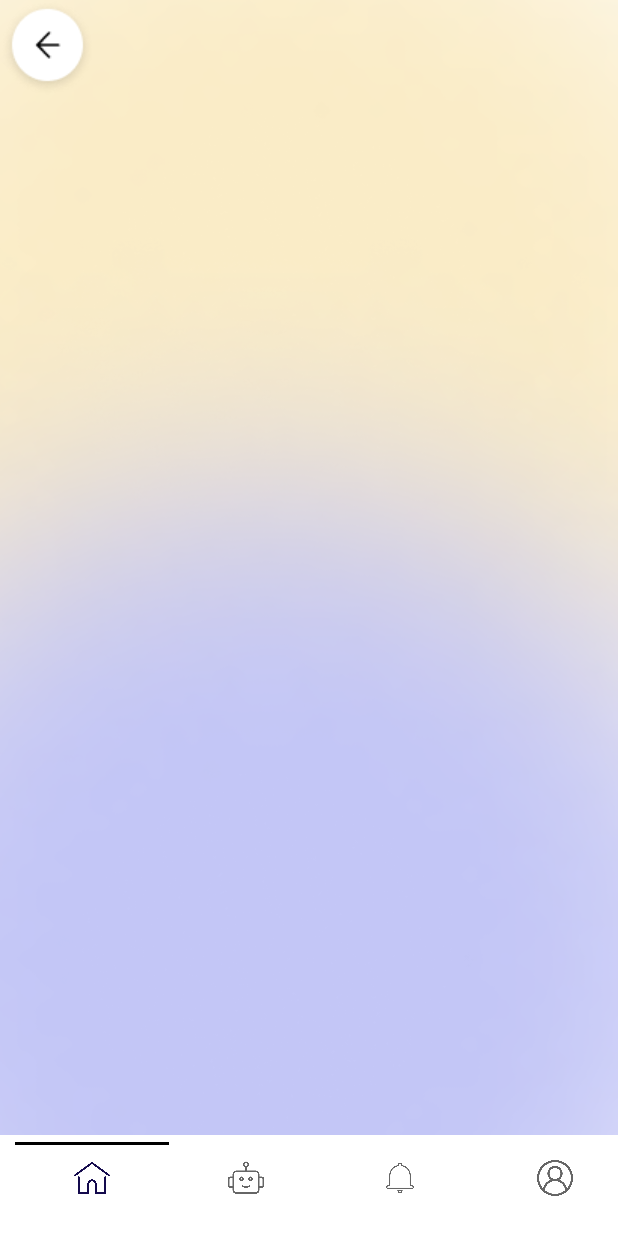
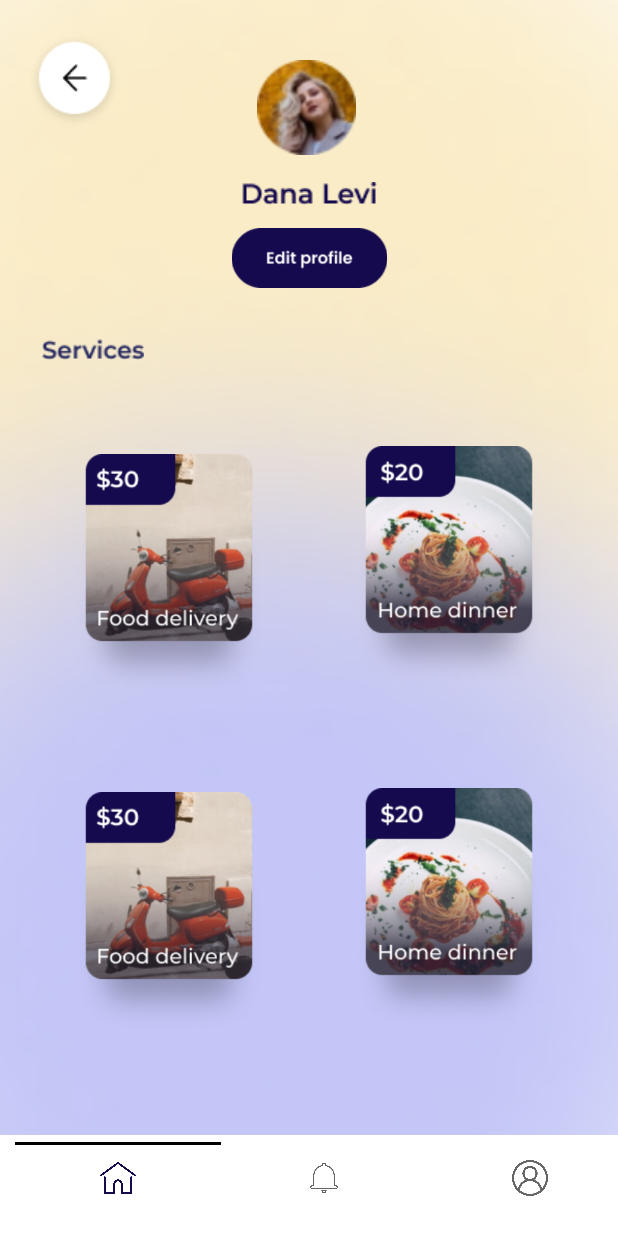
Before and after one commit to Eranda-Abewardhana/Idealize-SkillNet, an Android app: the layout activity_services.xml on its own in the app's theme, with its tools: preview values and no code run, on a phone screen of 412 x 824 dp. Run offline under Robolectric (Android 15) with nearby library versions, the phone set to English and light mode, and no system bars.

Commit message:
update setting page and service page

```diff
--- a/app/src/main/res/layout/activity_services.xml
+++ b/app/src/main/res/layout/activity_services.xml
@@ -28,11 +28,6 @@
         <com.google.android.material.tabs.TabItem
             android:layout_width="wrap_content"
             android:layout_height="wrap_content"
-            android:icon="@drawable/robot" />
-
-        <com.google.android.material.tabs.TabItem
-            android:layout_width="wrap_content"
-            android:layout_height="wrap_content"
             android:icon="@drawable/application" />
 
         <com.google.android.material.tabs.TabItem
@@ -47,8 +42,122 @@
         android:id="@+id/imageView2"
         android:layout_width="wrap_content"
         android:layout_height="wrap_content"
-        app:srcCompat="@drawable/back"
-        tools:layout_editor_absoluteX="17dp"
-        tools:layout_editor_absoluteY="22dp" />
+        android:layout_marginStart="17dp"
+        android:layout_marginTop="22dp"
+        android:layout_marginEnd="10dp"
+        android:layout_marginBottom="148dp"
+        app:layout_constraintBottom_toTopOf="@+id/imageView5"
+        app:layout_constraintEnd_toStartOf="@+id/imageView3"
+        app:layout_constraintStart_toStartOf="parent"
+        app:layout_constraintTop_toTopOf="parent"
+        app:srcCompat="@drawable/back" />
+
+    <ImageView
+        android:id="@+id/imageView3"
+        android:layout_width="74dp"
+        android:layout_height="63dp"
+        android:layout_marginStart="75dp"
+        android:layout_marginTop="40dp"
+        android:layout_marginEnd="170dp"
+        android:layout_marginBottom="8dp"
+        app:layout_constraintBottom_toTopOf="@+id/imageView4"
+        app:layout_constraintEnd_toEndOf="parent"
+        app:layout_constraintStart_toEndOf="@+id/imageView2"
+        app:layout_constraintTop_toTopOf="parent"
+        app:srcCompat="@drawable/ellipse" />
+
+    <ImageView
+        android:id="@+id/imageView4"
+        android:layout_width="wrap_content"
+        android:layout_height="wrap_content"
+        android:layout_marginStart="160dp"
+        android:layout_marginTop="10dp"
+        android:layout_marginEnd="160dp"
+        android:layout_marginBottom="20dp"
+        app:layout_constraintBottom_toTopOf="@+id/imageView6"
+        app:layout_constraintEnd_toEndOf="parent"
+        app:layout_constraintStart_toStartOf="parent"
+        app:layout_constraintTop_toBottomOf="@+id/imageView3"
+        app:srcCompat="@drawable/dana_levi" />
+
+    <ImageView
+        android:id="@+id/imageView5"
+        android:layout_width="wrap_content"
+        android:layout_height="wrap_content"
+        android:layout_marginStart="27dp"
+        android:layout_marginTop="140dp"
+        android:layout_marginEnd="316dp"
+        app:layout_constraintEnd_toEndOf="parent"
+        app:layout_constraintStart_toStartOf="parent"
+        app:layout_constraintTop_toBottomOf="@+id/imageView2"
+        app:srcCompat="@drawable/services" />
+
+    <ImageView
+        android:id="@+id/imageView6"
+        android:layout_width="106dp"
+        android:layout_height="40dp"
+        android:layout_marginStart="160dp"
+        android:layout_marginTop="15dp"
+        android:layout_marginEnd="160dp"
+        app:layout_constraintEnd_toEndOf="parent"
+        app:layout_constraintStart_toStartOf="parent"
+        app:layout_constraintTop_toBottomOf="@+id/imageView4"
+        app:srcCompat="@drawable/button" />
+
+    <ImageView
+        android:id="@+id/imageView7"
+        android:layout_width="148dp"
+        android:layout_height="159dp"
+        android:layout_marginStart="20dp"
+        android:layout_marginTop="35dp"
+        android:layout_marginEnd="10dp"
+        android:layout_marginBottom="19dp"
+        app:layout_constraintBottom_toTopOf="@+id/imageView9"
+        app:layout_constraintEnd_toStartOf="@+id/imageView8"
+        app:layout_constraintStart_toStartOf="parent"
+        app:layout_constraintTop_toBottomOf="@+id/imageView5"
+        app:srcCompat="@drawable/food_delivery" />
+
+    <ImageView
+        android:id="@+id/imageView8"
+        android:layout_width="148dp"
+        android:layout_height="159dp"
+        android:layout_marginStart="10dp"
+        android:layout_marginTop="75dp"
+        android:layout_marginEnd="20dp"
+        android:layout_marginBottom="19dp"
+        app:layout_constraintBottom_toTopOf="@+id/imageView10"
+        app:layout_constraintEnd_toEndOf="parent"
+        app:layout_constraintStart_toEndOf="@+id/imageView7"
+        app:layout_constraintTop_toBottomOf="@+id/imageView6"
+        app:srcCompat="@drawable/home_dinner" />
+
+    <ImageView
+        android:id="@+id/imageView9"
+        android:layout_width="148dp"
+        android:layout_height="159dp"
+        android:layout_marginStart="20dp"
+        android:layout_marginTop="19dp"
+        android:layout_marginEnd="10dp"
+        android:layout_marginBottom="42dp"
+        app:layout_constraintBottom_toTopOf="@+id/tab_layout"
+        app:layout_constraintEnd_toStartOf="@+id/imageView10"
+        app:layout_constraintStart_toStartOf="parent"
+        app:layout_constraintTop_toBottomOf="@+id/imageView7"
+        app:srcCompat="@drawable/food_delivery" />
+
+    <ImageView
+        android:id="@+id/imageView10"
+        android:layout_width="148dp"
+        android:layout_height="159dp"
+        android:layout_marginStart="10dp"
+        android:layout_marginTop="19dp"
+        android:layout_marginEnd="20dp"
+        android:layout_marginBottom="42dp"
+        app:layout_constraintBottom_toTopOf="@+id/tab_layout"
+        app:layout_constraintEnd_toEndOf="parent"
+        app:layout_constraintStart_toEndOf="@+id/imageView9"
+        app:layout_constraintTop_toBottomOf="@+id/imageView8"
+        app:srcCompat="@drawable/home_dinner" />
 
 </androidx.constraintlayout.widget.ConstraintLayout>
```
Also changed, not shown: app/src/main/res/drawable/button.png (added), app/src/main/res/drawable/dana_levi.png (added), app/src/main/res/drawable/ellipse.png (added), app/src/main/res/drawable/food_delivery.png (added), app/src/main/res/drawable/home_dinner.png (added), app/src/main/res/drawable/services.png (added), app/src/main/res/layout/fragment_settings.xml (renamed from app/src/main/res/layout/activity_settings.xml), app/src/main/res/layout/fragment_settings_worker.xml (renamed from app/src/main/res/layout/activity_settings_worker.xml).
